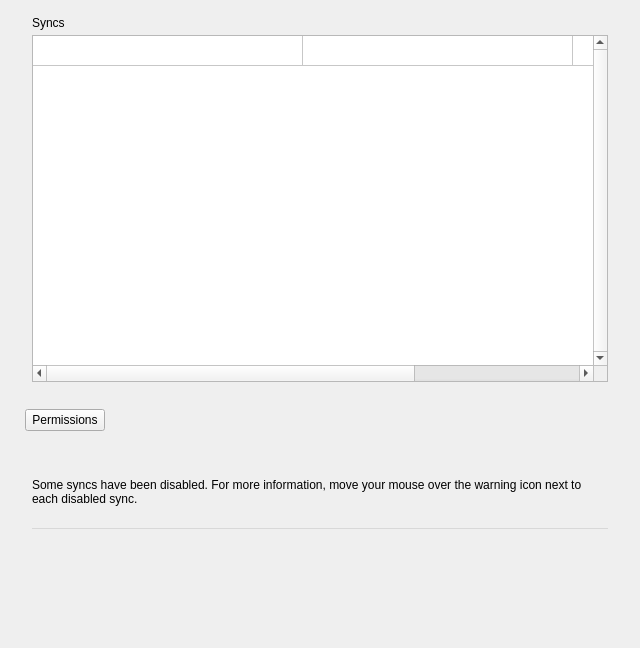
Before: the Qt Designer form src/MEGASync/gui/macx/SettingsDialog.ui in meganz/MEGAsync, drawn with Qt 5.
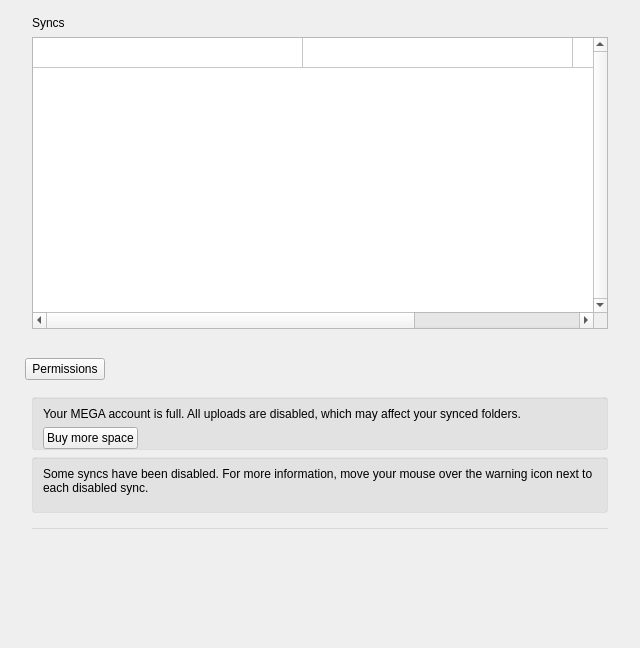
After: the same form once the commit is applied. Icons and pictures are not drawn. Custom widgets are drawn as their Qt base class.

Commit message: Layout fixes for syncs pane and connect buy more space button

Diff of the .ui file:
```diff
--- a/src/MEGASync/gui/macx/SettingsDialog.ui
+++ b/src/MEGASync/gui/macx/SettingsDialog.ui
@@ -2541,7 +2541,7 @@
         <widget class="QWidget" name="gSyncs" native="true">
          <layout class="QVBoxLayout" name="verticalLayout_9">
           <property name="spacing">
-           <number>5</number>
+           <number>7</number>
           </property>
           <property name="leftMargin">
            <number>0</number>
@@ -2606,7 +2606,7 @@
                <property name="minimumSize">
                 <size>
                  <width>0</width>
-                 <height>295</height>
+                 <height>0</height>
                 </size>
                </property>
                <property name="cursor" stdset="0">
@@ -2810,24 +2810,69 @@
           </item>
           <item>
            <widget class="QWidget" name="wOQError" native="true">
-            <layout class="QHBoxLayout" name="horizontalLayout_28">
+            <layout class="QVBoxLayout" name="verticalLayout_39">
+             <property name="spacing">
+              <number>5</number>
+             </property>
              <property name="leftMargin">
               <number>7</number>
              </property>
              <property name="topMargin">
-              <number>10</number>
+              <number>8</number>
              </property>
              <property name="rightMargin">
               <number>7</number>
+             </property>
+             <property name="bottomMargin">
+              <number>0</number>
+             </property>
+             <item>
+              <widget class="QGroupBox" name="groupBox">
+               <property name="title">
+                <string/>
+               </property>
+               <layout class="QVBoxLayout" name="verticalLayout_38">
+                <property name="leftMargin">
+                 <number>0</number>
+                </property>
+                <property name="topMargin">
+                 <number>8</number>
+                </property>
+                <property name="rightMargin">
+                 <number>0</number>
+                </property>
+                <property name="bottomMargin">
+                 <number>0</number>
+                </property>
+                <item>
+                 <widget class="QWidget" name="wlOQWarning" native="true">
+                  <layout class="QHBoxLayout" name="horizontalLayout_19">
+                   <property name="spacing">
+                    <number>0</number>
+                   </property>
+                   <property name="leftMargin">
+                    <number>10</number>
+                   </property>
+                   <property name="topMargin">
+                    <number>0</number>
+                   </property>
+                   <property name="rightMargin">
+                    <number>10</number>
+                   </property>
+                   <property name="bottomMargin">
+                    <number>0</number>
              </property>
              <item>
               <widget class="QLabel" name="lOQWarning">
                <property name="text">
-                <string/>
+                      <string>Your MEGA account is full. All uploads are disabled, which may affect your synced folders.</string>
                </property>
                <property name="wordWrap">
                 <bool>true</bool>
                </property>
+                     <property name="margin">
+                      <number>0</number>
+                     </property>
                <property name="openExternalLinks">
                 <bool>true</bool>
                </property>
@@ -2837,17 +2882,53 @@
            </widget>
           </item>
           <item>
+                 <layout class="QHBoxLayout" name="horizontalLayout_15">
+                  <property name="leftMargin">
+                   <number>10</number>
+                  </property>
+                  <property name="rightMargin">
+                   <number>10</number>
+                  </property>
+                  <item>
+                   <widget class="QPushButton" name="bBuyMoreSpace">
+                    <property name="text">
+                     <string>Buy more space</string>
+                    </property>
+                   </widget>
+                  </item>
+                  <item>
+                   <spacer name="horizontalSpacer_10">
+                    <property name="orientation">
+                     <enum>Qt::Horizontal</enum>
+                    </property>
+                    <property name="sizeHint" stdset="0">
+                     <size>
+                      <width>40</width>
+                      <height>20</height>
+                     </size>
+                    </property>
+                   </spacer>
+                  </item>
+                 </layout>
+                </item>
+               </layout>
+              </widget>
+             </item>
+            </layout>
+           </widget>
+          </item>
+          <item>
            <widget class="QWidget" name="wSavingSyncs" native="true">
             <property name="minimumSize">
              <size>
               <width>0</width>
-              <height>35</height>
+              <height>56</height>
              </size>
             </property>
             <property name="maximumSize">
              <size>
               <width>16777215</width>
-              <height>35</height>
+              <height>56</height>
              </size>
             </property>
             <property name="styleSheet">
@@ -2880,13 +2961,13 @@
                <property name="minimumSize">
                 <size>
                  <width>0</width>
-                 <height>35</height>
+                 <height>0</height>
                 </size>
                </property>
                <property name="maximumSize">
                 <size>
                  <width>16777215</width>
-                 <height>35</height>
+                 <height>16777215</height>
                 </size>
                </property>
                <property name="currentIndex">
@@ -3027,7 +3108,7 @@
                <widget class="QWidget" name="pSyncsDisabled">
                 <layout class="QHBoxLayout" name="horizontalLayout_34">
                  <property name="spacing">
-                  <number>3</number>
+                  <number>0</number>
                  </property>
                  <property name="leftMargin">
                   <number>7</number>
@@ -3040,6 +3121,24 @@
                  </property>
                  <property name="bottomMargin">
                   <number>0</number>
+                 </property>
+                 <item>
+                  <widget class="QGroupBox" name="gblDisabledSyncs">
+                   <property name="title">
+                    <string/>
+                   </property>
+                   <layout class="QHBoxLayout" name="horizontalLayout_11">
+                    <property name="leftMargin">
+                     <number>10</number>
+                    </property>
+                    <property name="topMargin">
+                     <number>8</number>
+                    </property>
+                    <property name="rightMargin">
+                     <number>10</number>
+                    </property>
+                    <property name="bottomMargin">
+                     <number>8</number>
                  </property>
                  <item>
                   <widget class="QLabel" name="lDisabledSyncs">
@@ -3061,6 +3160,9 @@
                    <property name="wordWrap">
                     <bool>true</bool>
                    </property>
+                     </widget>
+                    </item>
+                   </layout>
                   </widget>
                  </item>
                 </layout>
```
Lines whose indentation alone changed are shown as unchanged. The commit also changes 2 other files.
